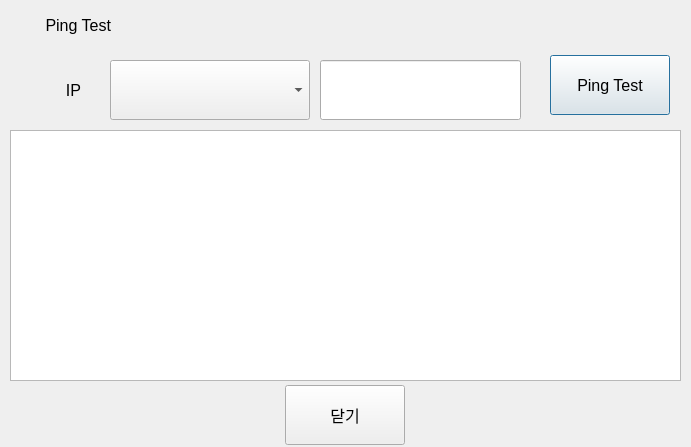
Old version of the form pingtest.ui in the repository topgun630831/new_tmsview_git.
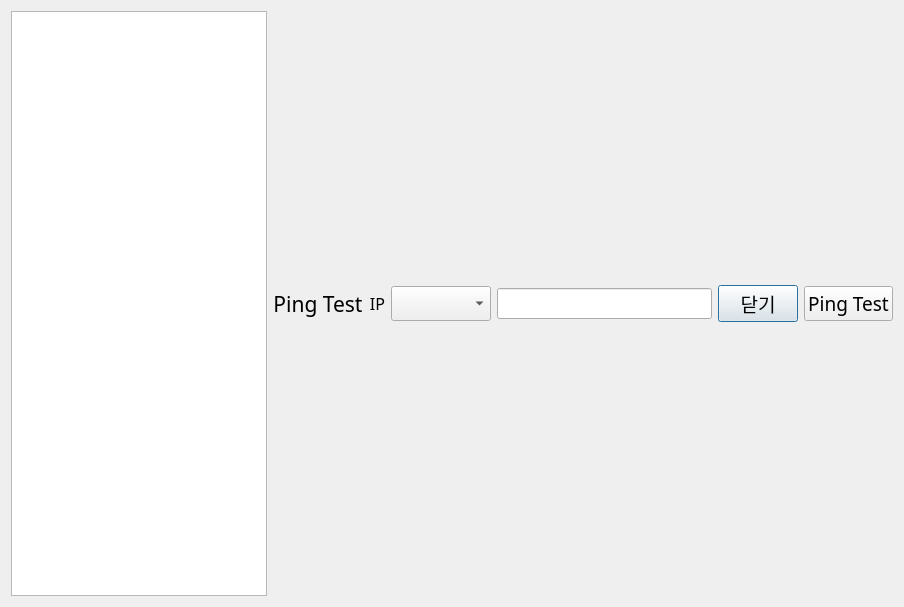
New version of the form. Custom widgets are drawn as their Qt base class.

```diff
--- a/pingtest.ui
+++ b/pingtest.ui
@@ -6,45 +6,40 @@
    <rect>
     <x>0</x>
     <y>0</y>
-    <width>691</width>
-    <height>447</height>
+    <width>904</width>
+    <height>607</height>
    </rect>
   </property>
   <property name="font">
    <font>
-    <pointsize>12</pointsize>
+    <family>나눔고딕코딩</family>
+    <pointsize>14</pointsize>
    </font>
   </property>
   <property name="windowTitle">
    <string>Dialog</string>
   </property>
-  <widget class="IpEdit" name="Ip">
-   <property name="geometry">
-    <rect>
-     <x>320</x>
-     <y>60</y>
-     <width>201</width>
-     <height>60</height>
-    </rect>
-   </property>
+  <layout class="QHBoxLayout" name="horizontalLayout">
+   <item>
+    <widget class="QListWidget" name="list"/>
+   </item>
+   <item>
+    <widget class="QLabel" name="label_7">
    <property name="font">
     <font>
-     <pointsize>12</pointsize>
+       <pointsize>16</pointsize>
     </font>
    </property>
    <property name="text">
-    <string/>
-   </property>
-  </widget>
+      <string>Ping Test</string>
+     </property>
+     <property name="alignment">
+      <set>Qt::AlignCenter</set>
+     </property>
+    </widget>
+   </item>
+   <item>
   <widget class="QLabel" name="label_6">
-   <property name="geometry">
-    <rect>
-     <x>30</x>
-     <y>60</y>
-     <width>51</width>
-     <height>60</height>
-    </rect>
-   </property>
    <property name="font">
     <font>
      <pointsize>12</pointsize>
@@ -57,73 +52,37 @@
     <set>Qt::AlignRight|Qt::AlignTrailing|Qt::AlignVCenter</set>
    </property>
   </widget>
-  <widget class="QPushButton" name="btnTest">
-   <property name="geometry">
-    <rect>
-     <x>550</x>
-     <y>55</y>
-     <width>120</width>
-     <height>60</height>
-    </rect>
-   </property>
-   <property name="text">
-    <string>Ping Test</string>
-   </property>
-  </widget>
-  <widget class="QLabel" name="label_7">
-   <property name="geometry">
-    <rect>
-     <x>10</x>
-     <y>10</y>
-     <width>101</width>
-     <height>30</height>
-    </rect>
-   </property>
+   </item>
+   <item>
+    <widget class="QComboBox" name="comboBox"/>
+   </item>
+   <item>
+    <widget class="IpEdit" name="Ip">
    <property name="font">
     <font>
      <pointsize>12</pointsize>
     </font>
    </property>
    <property name="text">
-    <string>Ping Test</string>
-   </property>
-   <property name="alignment">
-    <set>Qt::AlignRight|Qt::AlignTrailing|Qt::AlignVCenter</set>
-   </property>
-  </widget>
-  <widget class="QListWidget" name="list">
-   <property name="geometry">
-    <rect>
-     <x>10</x>
-     <y>130</y>
-     <width>671</width>
-     <height>251</height>
-    </rect>
-   </property>
-  </widget>
+      <string/>
+     </property>
+    </widget>
+   </item>
+   <item>
   <widget class="QPushButton" name="btnClose">
-   <property name="geometry">
-    <rect>
-     <x>285</x>
-     <y>385</y>
-     <width>120</width>
-     <height>60</height>
-    </rect>
-   </property>
    <property name="text">
     <string>닫기</string>
    </property>
   </widget>
-  <widget class="QComboBox" name="comboBox">
-   <property name="geometry">
-    <rect>
-     <x>110</x>
-     <y>60</y>
-     <width>200</width>
-     <height>60</height>
-    </rect>
-   </property>
-  </widget>
+   </item>
+   <item>
+    <widget class="QPushButton" name="btnTest">
+     <property name="text">
+      <string>Ping Test</string>
+     </property>
+    </widget>
+   </item>
+  </layout>
  </widget>
  <customwidgets>
   <customwidget>
```
Lines whose indentation alone changed are shown as unchanged.
